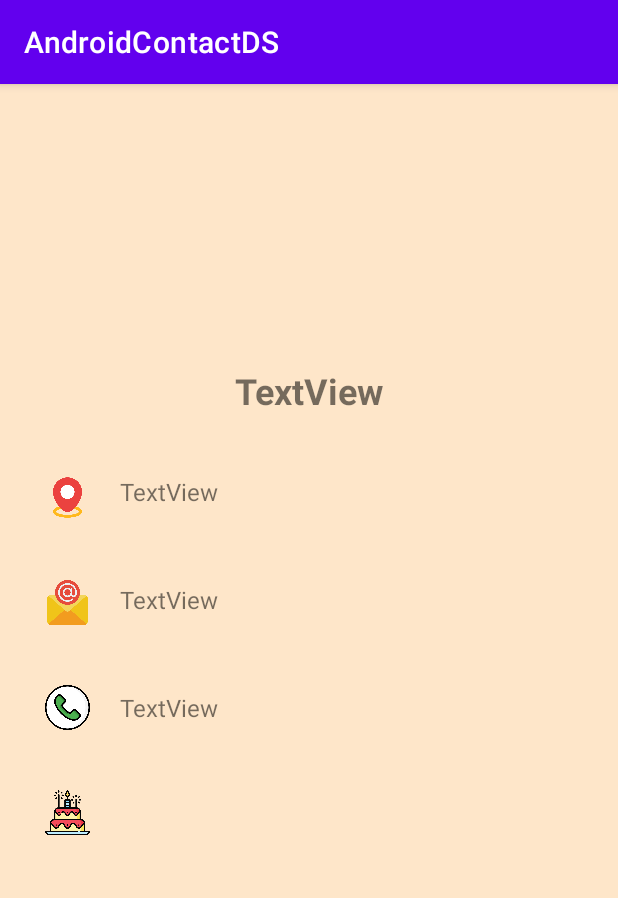
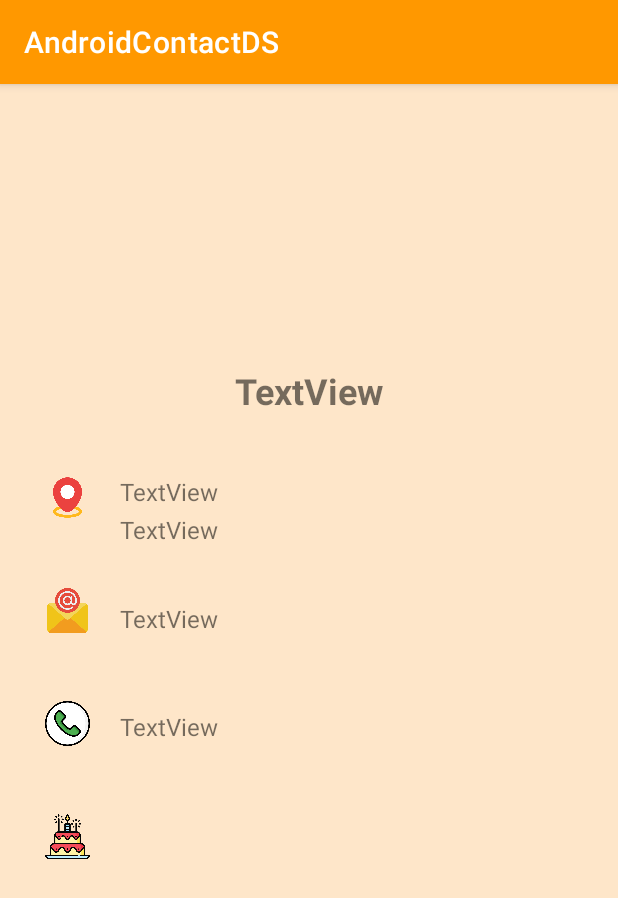
Before and after one commit to tutoy83/AndroidContactDS, an Android app: the DetailActivity screen opened directly, with no data from a screen before it, on a phone screen of 412 x 824 dp. Shown: the top 898 px of the screen. Run offline under Robolectric (Android 15) with nearby library versions, the phone set to English and light mode, and no system bars; our stand-ins replace Picasso; network calls fail; pictures from the network do not load; 11 statements that could not run were skipped.

Commit message:
Fix HomeActivity, Update icons detailActivity

```diff
--- a/app/src/main/java/fr/isen/mignottetheo/androidcontactds/ContactAdapter.kt
+++ b/app/src/main/java/fr/isen/mignottetheo/androidcontactds/ContactAdapter.kt
@@ -31,7 +31,7 @@ class ContactAdapter(var contacts: ArrayList<Results>, val onItemClickListener:
     override fun onBindViewHolder(holder: ContactViewHolder, position: Int) {
         val contact = contacts[position]
         holder.cellName.text = contact.name?.first + " " + contact.name?.last
-        holder.cellAddress.text = contact.location?.street?.number.toString() + " " + contact.location?.street?.name.toString() + ", " + contact.location?.city.toString()
+        holder.cellAddress.text = contact.location?.street?.number.toString() + " " + contact.location?.street?.name.toString() + ", " + contact.location?.city.toString()+ ", " + contact.location?.state.toString()
         holder.cellMail.text = contact?.email
 
         val foodPhoto = contact.picture?.medium
--- a/app/src/main/java/fr/isen/mignottetheo/androidcontactds/DetailActivity.kt
+++ b/app/src/main/java/fr/isen/mignottetheo/androidcontactds/DetailActivity.kt
@@ -34,7 +34,9 @@ class DetailActivity : AppCompatActivity() {
         }
 
         //Modifier adresse
-        binding.detailAddress.text = contact.location?.street?.number.toString() + " " + contact.location?.street?.name.toString() + ", " + contact.location?.city.toString()
+        binding.detailAddress.text = contact.location?.street?.number.toString() + " " + contact.location?.street?.name
+        binding.detailAddressOpt.text = contact.location?.city
+
 
         //Modifier mail
         binding.detailMail.text = contact?.email
--- a/app/src/main/res/layout/activity_detail.xml
+++ b/app/src/main/res/layout/activity_detail.xml
@@ -35,7 +35,7 @@
         android:layout_width="30sp"
         android:layout_height="30sp"
         android:layout_marginStart="30dp"
-        android:layout_marginTop="40dp"
+        android:layout_marginTop="45dp"
         app:layout_constraintStart_toStartOf="parent"
         app:layout_constraintTop_toBottomOf="@+id/detailImageAddress"
         app:srcCompat="@drawable/mail" />
@@ -46,6 +46,7 @@
         android:layout_height="30sp"
         android:layout_marginStart="30dp"
         android:layout_marginTop="40dp"
+        android:layout_gravity="center_vertical"
         app:layout_constraintStart_toStartOf="parent"
         app:layout_constraintTop_toBottomOf="@+id/detailName"
         app:srcCompat="@drawable/address" />
@@ -58,6 +59,7 @@
         android:layout_marginTop="40dp"
         android:text="TextView"
         android:textSize="16sp"
+        android:layout_gravity="center_vertical"
         app:layout_constraintEnd_toEndOf="parent"
         app:layout_constraintStart_toEndOf="@+id/detailImageAddress"
         app:layout_constraintTop_toBottomOf="@+id/detailName" />
@@ -66,20 +68,22 @@
         android:id="@+id/detailMail"
         android:layout_width="0dp"
         android:layout_height="wrap_content"
+        android:layout_gravity="center_vertical"
         android:layout_marginStart="20dp"
-        android:layout_marginTop="50dp"
+        android:layout_marginTop="37dp"
         android:text="TextView"
         android:textSize="16sp"
         app:layout_constraintEnd_toEndOf="parent"
         app:layout_constraintStart_toEndOf="@+id/detailImageMail"
-        app:layout_constraintTop_toBottomOf="@+id/detailAddress" />
+        app:layout_constraintTop_toBottomOf="@+id/detailAddressOpt" />
 
     <ImageView
         android:id="@+id/imageView4"
         android:layout_width="30sp"
         android:layout_height="30sp"
+        android:layout_gravity="center_vertical"
         android:layout_marginStart="30dp"
-        android:layout_marginTop="40dp"
+        android:layout_marginTop="45dp"
         app:layout_constraintStart_toStartOf="parent"
         app:layout_constraintTop_toBottomOf="@+id/detailImageMail"
         app:srcCompat="@drawable/phone" />
@@ -92,6 +96,7 @@
         android:layout_marginTop="50dp"
         android:text="TextView"
         android:textSize="16sp"
+        android:layout_gravity="center_vertical"
         app:layout_constraintEnd_toEndOf="parent"
         app:layout_constraintStart_toEndOf="@+id/imageView4"
         app:layout_constraintTop_toBottomOf="@+id/detailMail" />
@@ -100,8 +105,9 @@
         android:id="@+id/imageView5"
         android:layout_width="30sp"
         android:layout_height="30sp"
+        android:layout_gravity="center_vertical"
         android:layout_marginStart="30dp"
-        android:layout_marginTop="40dp"
+        android:layout_marginTop="45dp"
         app:layout_constraintStart_toStartOf="parent"
         app:layout_constraintTop_toBottomOf="@+id/imageView4"
         app:srcCompat="@drawable/birthday" />
@@ -110,12 +116,25 @@
         android:id="@+id/detailBirthday"
         android:layout_width="0dp"
         android:layout_height="wrap_content"
+        android:layout_gravity="center_vertical"
         android:layout_marginStart="20dp"
-        android:layout_marginTop="50dp"
+        android:layout_marginTop="55dp"
         android:text="TextView"
         android:textSize="16sp"
         app:layout_constraintEnd_toEndOf="parent"
         app:layout_constraintStart_toEndOf="@+id/imageView5"
         app:layout_constraintTop_toBottomOf="@+id/detailPhone" />
 
+    <TextView
+        android:id="@+id/detailAddressOpt"
+        android:layout_width="wrap_content"
+        android:layout_height="wrap_content"
+        android:layout_marginStart="20dp"
+        android:layout_marginTop="3dp"
+        android:text="TextView"
+        android:textSize="16sp"
+        app:layout_constraintStart_toEndOf="@+id/detailImageAddress"
+        app:layout_constraintTop_toBottomOf="@+id/detailAddress" />
+
+
 </androidx.constraintlayout.widget.ConstraintLayout>
--- a/app/src/main/res/layout/activity_home.xml
+++ b/app/src/main/res/layout/activity_home.xml
@@ -31,4 +31,5 @@
         app:layout_constraintStart_toStartOf="parent"
         app:layout_constraintTop_toBottomOf="@+id/homeTitle" />
 
+
 </androidx.constraintlayout.widget.ConstraintLayout>
--- a/app/src/main/res/values/themes.xml
+++ b/app/src/main/res/values/themes.xml
@@ -2,8 +2,8 @@
     <!-- Base application theme. -->
     <style name="Theme.AndroidContactDS" parent="Theme.MaterialComponents.DayNight.DarkActionBar">
         <!-- Primary brand color. -->
-        <item name="colorPrimary">@color/purple_500</item>
-        <item name="colorPrimaryVariant">@color/purple_700</item>
+        <item name="colorPrimary">#ff9800</item>
+        <item name="colorPrimaryVariant">#090a7f</item>
         <item name="colorOnPrimary">@color/white</item>
         <!-- Secondary brand color. -->
         <item name="colorSecondary">@color/teal_200</item>
```
Also changed, not shown: app/src/main/res/layout/contact_cell.xml (+2 -10 lines).
